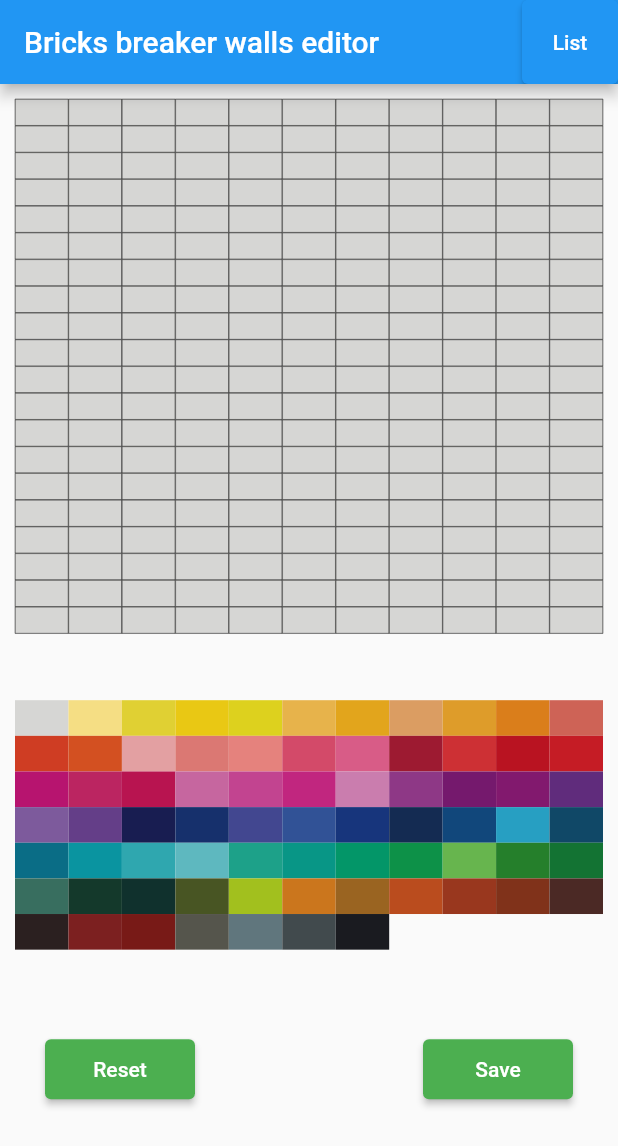
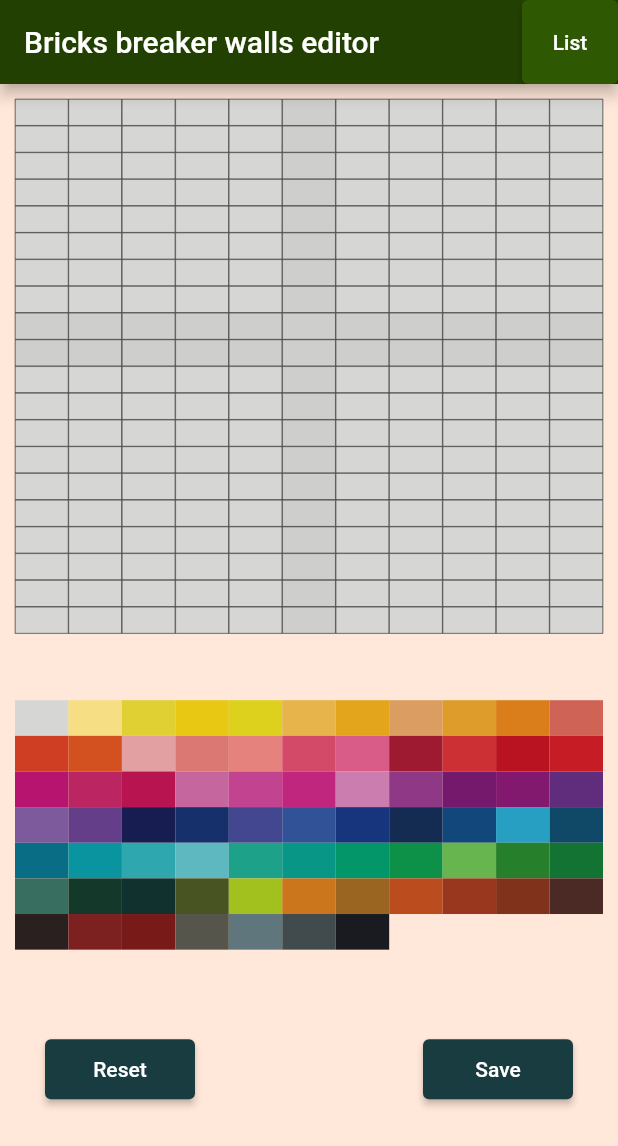
Before and after one commit to milos-73/grid_maker_bricks, a Flutter app: the screen it shows after launch, on a phone screen of 412 x 824 dp. Shown: the top 1146 px of the screen. Run offline on Flutter 3.47's test engine with Material 2 defaults, Android fonts, the phone set to English and light mode, and no system bars; our stand-ins replace font_awesome_flutter, shared_preferences.

Commit message:
Upravený farebný dizaj úvodnej obrazovky; Zvýraznené stredové políčka

```diff
--- a/lib/grid_items.dart
+++ b/lib/grid_items.dart
@@ -16,6 +16,7 @@ class ItemTile extends StatefulWidget {
   State<ItemTile> createState() => _ItemTileState();
 }
 
+List indexList = [5,16,27,38,49,60,71,82,93,104,115,126,137,148,159,170,181,192,203,214, 88,89,90,91,92,94,95,96,97,98,99,100,101,102,103,105,106,107,108,109];
 class _ItemTileState extends State<ItemTile> {
 
   ColorNumbers colorNumbers = ColorNumbers();
@@ -33,7 +34,11 @@ class _ItemTileState extends State<ItemTile> {
 
     return ListTile(
       shape: const BeveledRectangleBorder(side: BorderSide(color: Colors.black,width: 0.2)),
-      tileColor: _color == true && Provider.of<BrickColorNumber>(context, listen: false).index == 0 ? HexColor('#d6d6d4') : HexColor(colorNumbers.getColor(Provider.of<BrickColorNumber>(context, listen: false).index ?? 0)),
+      tileColor: _color == true && Provider.of<BrickColorNumber>(context, listen: false).index == 0 && !indexList.contains(widget.itemNo)
+          ? HexColor('#d6d6d4')
+          : _color == true && Provider.of<BrickColorNumber>(context, listen: false).index == 0 && indexList.contains(widget.itemNo)
+          ? HexColor('#cececc')
+          : HexColor(colorNumbers.getColor(Provider.of<BrickColorNumber>(context, listen: false).index ?? 0)),
       onTap: () {
         setState(() {_color = !_color!;});
         brickWalls.addBrickTypeToList(context, widget.itemNo);
--- a/lib/main.dart
+++ b/lib/main.dart
@@ -1,4 +1,5 @@
 import 'package:flutter/material.dart';
+import 'package:grid_maker_bricks/hex_color.dart';
 import 'package:grid_maker_bricks/provider_color.dart';
 import 'package:grid_maker_bricks/walls.dart';
 import 'package:grid_maker_bricks/wals_items.dart';
@@ -44,11 +45,12 @@ class _MyHomePageState extends State<MyHomePage> {
 
   @override
   Widget build(BuildContext context) {
-    return Scaffold(
+    return Scaffold(backgroundColor: HexColor('#ffe7d9'),
       appBar: AppBar(actions: [
-        ElevatedButton(onPressed: (){Navigator.push(context, MaterialPageRoute(builder: (context) => const ListWalls()));}, child: const Text('List'))
+        ElevatedButton(onPressed: (){Navigator.push(context, MaterialPageRoute(builder: (context) => const ListWalls()));}, style: ElevatedButton.styleFrom(backgroundColor: HexColor(('#2E5902'))),child: const Text('List'))
       ],
         title: Text(widget.title),
+        backgroundColor:HexColor('#214001'),
       ),
       body: SingleChildScrollView(
         child: Padding(
@@ -91,14 +93,14 @@ class _MyHomePageState extends State<MyHomePage> {
                           setState(() {});
                           brickWalls.resetWall();
                           },style: ElevatedButton.styleFrom(
-                          backgroundColor: Colors.green,
+                          backgroundColor: HexColor('#193C40'),
                         ), child: const Text('Reset'),),
                       )],),
                     Column(children: [
                       SizedBox(width: 100, height: 40,
                         child: ElevatedButton(onPressed: (){
                           brickWalls.saveWall();},style: ElevatedButton.styleFrom(
-                          backgroundColor: Colors.green,
+                          backgroundColor: HexColor('#193C40'),
                         ), child: const Text('Save'),),
                       )
                     ],)
```
Also changed, not shown: lib/edit_wall_tiles.dart (+6 -2 lines).
